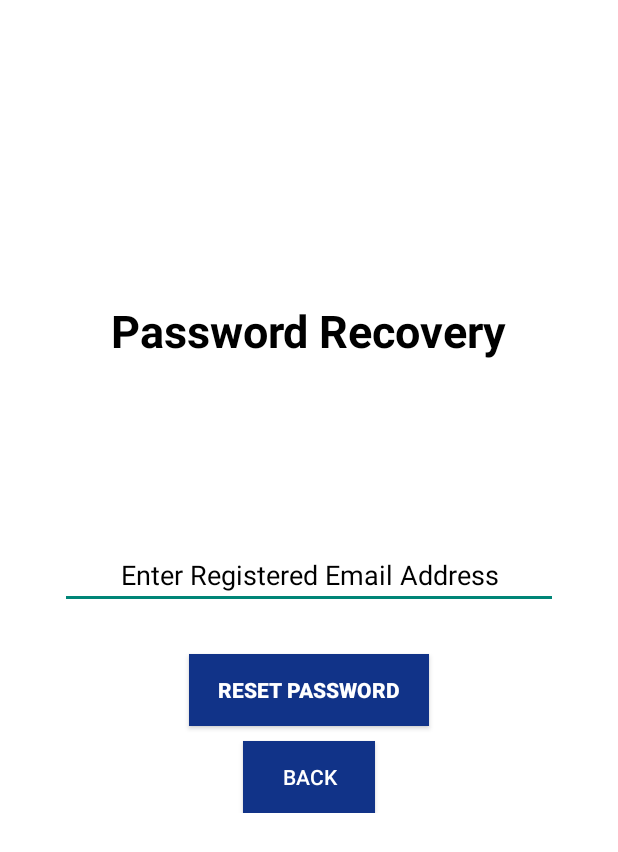
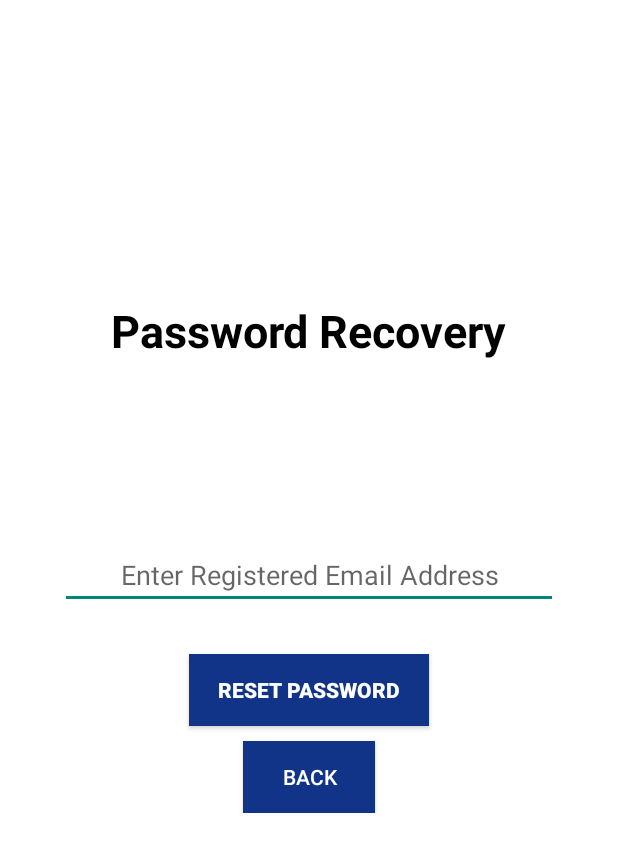
Before and after one commit to abhay007kr/Notes_App, an Android app: the PasswordReset screen opened directly, with no data from a screen before it, on a phone screen of 412 x 824 dp. Shown: the top 852 px of the screen. Run offline under Robolectric (Android 15) with nearby library versions, the phone set to English and light mode, and no system bars; our stand-ins replace Firebase (no records; nobody signed in at launch, a user with empty details on screens opened directly).

Commit message:
Merge branch 'master' of https://github.com/abhay007kr/Notes_App
# Conflicts:
#	app/src/main/java/com/example/notes/MainActivity.java

```diff
--- a/app/src/main/java/com/example/notes/AfterLogin.java
+++ b/app/src/main/java/com/example/notes/AfterLogin.java
@@ -7,11 +7,13 @@ import android.util.Log;
  import android.view.View;
  import android.widget.EditText;
  import android.widget.Toast;
+
  import androidx.annotation.NonNull;
  import androidx.appcompat.app.AlertDialog;
  import androidx.appcompat.app.AppCompatActivity;
  import androidx.recyclerview.widget.DividerItemDecoration;
  import androidx.recyclerview.widget.RecyclerView;
+
  import com.firebase.ui.firestore.FirestoreRecyclerOptions;
  import com.google.android.gms.tasks.OnFailureListener;
  import com.google.android.gms.tasks.OnSuccessListener;
@@ -22,6 +24,7 @@ import com.google.firebase.auth.FirebaseUser;
  import com.google.firebase.firestore.DocumentReference;
  import com.google.firebase.firestore.FirebaseFirestore;
  import com.google.firebase.firestore.Query;
+
  import java.util.Date;
 public class AfterLogin extends AppCompatActivity implements FirebaseAuth.AuthStateListener {
     private static final String TAG = "MainActivity";
--- a/app/src/main/res/layout/activity_after_login.xml
+++ b/app/src/main/res/layout/activity_after_login.xml
@@ -5,7 +5,8 @@
     android:layout_width="match_parent"
     android:layout_height="match_parent"
     app:layout_behavior="@string/appbar_scrolling_view_behavior"
-    tools:context=".AfterLogin">
+    tools:context=".AfterLogin"
+    android:background="#ffffff">
 
     <androidx.recyclerview.widget.RecyclerView
         android:id="@+id/recyclerView"
@@ -23,8 +24,9 @@
         android:id="@+id/fab"
         android:layout_width="wrap_content"
         android:layout_height="wrap_content"
-        android:layout_gravity="bottom|end"
+        android:layout_gravity="bottom|right"
         android:layout_marginBottom="64dp"
+        android:layout_marginLeft="250dp"
         android:src="@drawable/create"
         app:layout_constraintBottom_toBottomOf="parent"
         app:layout_constraintEnd_toEndOf="parent"
--- a/app/src/main/res/layout/activity_password_reset.xml
+++ b/app/src/main/res/layout/activity_password_reset.xml
@@ -9,7 +9,7 @@
 
 
     <LinearLayout
-        android:layout_width="fill_parent"
+        android:layout_width="match_parent"
         android:layout_height="wrap_content"
         android:layout_marginTop="200dp"
         android:gravity="center"
@@ -31,13 +31,11 @@
                 android:layout_height="wrap_content"
                 android:layout_marginBottom="10dp"
                 android:layout_marginTop="20dp"
+                android:textAlignment="center"
                 android:hint="Enter Registered Email Address"
                 android:inputType="textEmailAddress"
-                android:textAlignment="center"
-                android:textColor="@android:color/black"
                 android:layout_marginRight="40dp"
-                android:layout_marginLeft="40dp"
-                android:textColorHint="@android:color/black" />
+                android:layout_marginLeft="40dp" />
 
 
         <!-- Login Button -->
```
Lines whose indentation alone changed are shown as unchanged.
